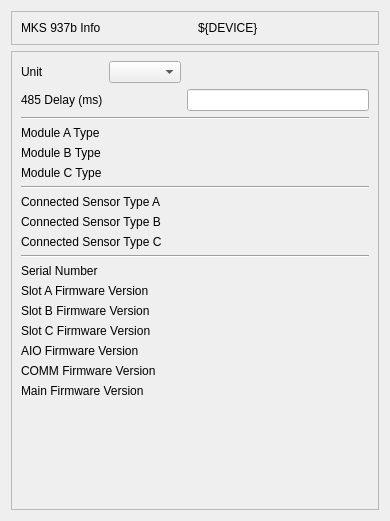
lnls-sirius/pydm-opi, file devices/MKS-937B/ui/info.ui: the form before one commit.
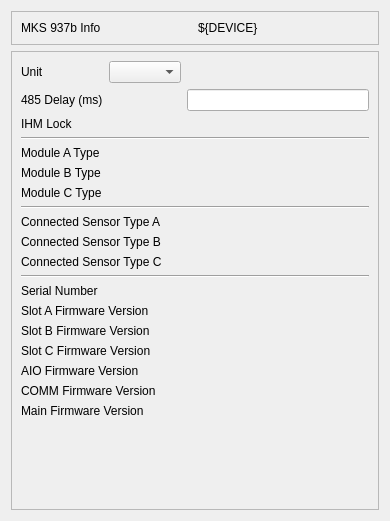
The form after the commit. Custom widgets are drawn as their Qt base class.

Patch:
```diff
--- a/devices/MKS-937B/ui/info.ui
+++ b/devices/MKS-937B/ui/info.ui
@@ -56,82 +56,42 @@
       <enum>QFrame::Raised</enum>
      </property>
      <layout class="QGridLayout" name="gridLayout_3">
-      <item row="8" column="0" colspan="3">
-       <widget class="Line" name="line_2">
-        <property name="orientation">
-         <enum>Qt::Horizontal</enum>
-        </property>
-       </widget>
-      </item>
-      <item row="2" column="2">
-       <widget class="PyDMLabel" name="PyDMLabel">
-        <property name="toolTip">
-         <string/>
-        </property>
-        <property name="whatsThis">
-         <string/>
-        </property>
-        <property name="channel" stdset="0">
-         <string>ca://${DEVICE}:Unit</string>
-        </property>
-       </widget>
-      </item>
-      <item row="17" column="0" colspan="2">
-       <widget class="QLabel" name="label_8">
+      <item row="7" column="0" colspan="2">
+       <widget class="QLabel" name="label_12">
         <property name="text">
-         <string>AIO Firmware Version</string>
+         <string>Module B Type</string>
         </property>
        </widget>
       </item>
-      <item row="15" column="0" colspan="2">
-       <widget class="QLabel" name="label_6">
+      <item row="10" column="0" colspan="2">
+       <widget class="QLabel" name="label_14">
         <property name="text">
-         <string>Slot B Firmware Version</string>
+         <string>Connected Sensor Type A</string>
         </property>
        </widget>
       </item>
-      <item row="18" column="0" colspan="2">
-       <widget class="QLabel" name="label_9">
+      <item row="6" column="0" colspan="2">
+       <widget class="QLabel" name="label_11">
         <property name="text">
-         <string>COMM Firmware Version</string>
+         <string>Module A Type</string>
         </property>
        </widget>
       </item>
-      <item row="14" column="2">
-       <widget class="PyDMLabel" name="PyDMLabel_3">
-        <property name="toolTip">
-         <string/>
-        </property>
-        <property name="whatsThis">
-         <string/>
-        </property>
-        <property name="channel" stdset="0">
-         <string>ca://${DEVICE}:SlotAV</string>
-        </property>
-       </widget>
-      </item>
-      <item row="19" column="0" colspan="2">
+      <item row="20" column="0" colspan="2">
        <widget class="QLabel" name="label_10">
         <property name="text">
          <string>Main Firmware Version</string>
         </property>
        </widget>
       </item>
-      <item row="13" column="0">
-       <widget class="QLabel" name="label_4">
+      <item row="18" column="0" colspan="2">
+       <widget class="QLabel" name="label_8">
         <property name="text">
-         <string>Serial Number</string>
+         <string>AIO Firmware Version</string>
         </property>
        </widget>
       </item>
-      <item row="14" column="0" colspan="2">
-       <widget class="QLabel" name="label_5">
-        <property name="text">
-         <string>Slot A Firmware Version</string>
-        </property>
-       </widget>
-      </item>
-      <item row="20" column="0">
+      <item row="21" column="0">
        <spacer name="verticalSpacer">
         <property name="orientation">
          <enum>Qt::Vertical</enum>
@@ -144,57 +104,141 @@
         </property>
        </spacer>
       </item>
-      <item row="12" column="0" colspan="3">
-       <widget class="Line" name="line_3">
-        <property name="orientation">
-         <enum>Qt::Horizontal</enum>
+      <item row="19" column="0" colspan="2">
+       <widget class="QLabel" name="label_9">
+        <property name="text">
+         <string>COMM Firmware Version</string>
         </property>
        </widget>
       </item>
-      <item row="4" column="0" colspan="3">
+      <item row="5" column="0" colspan="3">
        <widget class="Line" name="line">
         <property name="orientation">
          <enum>Qt::Horizontal</enum>
         </property>
        </widget>
       </item>
-      <item row="2" column="0">
-       <widget class="QLabel" name="label_3">
+      <item row="14" column="0">
+       <widget class="QLabel" name="label_4">
         <property name="text">
-         <string>Unit</string>
+         <string>Serial Number</string>
         </property>
        </widget>
       </item>
-      <item row="6" column="0" colspan="2">
-       <widget class="QLabel" name="label_12">
-        <property name="text">
-         <string>Module B Type</string>
-        </property>
-       </widget>
-      </item>
-      <item row="13" column="2">
-       <widget class="PyDMLabel" name="PyDMLabel_2">
-        <property name="toolTip">
-         <string/>
-        </property>
-        <property name="whatsThis">
-         <string/>
-        </property>
-        <property name="showUnits" stdset="0">
-         <bool>false</bool>
-        </property>
-        <property name="channel" stdset="0">
-         <string>ca://${DEVICE}:SerialNumber</string>
-        </property>
-       </widget>
-      </item>
-      <item row="16" column="0" colspan="2">
+      <item row="17" column="0" colspan="2">
        <widget class="QLabel" name="label_7">
         <property name="text">
          <string>Slot C Firmware Version</string>
         </property>
        </widget>
       </item>
+      <item row="2" column="2">
+       <widget class="PyDMLabel" name="PyDMLabel">
+        <property name="toolTip">
+         <string/>
+        </property>
+        <property name="whatsThis">
+         <string/>
+        </property>
+        <property name="channel" stdset="0">
+         <string>ca://${DEVICE}:Unit</string>
+        </property>
+       </widget>
+      </item>
+      <item row="9" column="0" colspan="3">
+       <widget class="Line" name="line_2">
+        <property name="orientation">
+         <enum>Qt::Horizontal</enum>
+        </property>
+       </widget>
+      </item>
+      <item row="16" column="0" colspan="2">
+       <widget class="QLabel" name="label_6">
+        <property name="text">
+         <string>Slot B Firmware Version</string>
+        </property>
+       </widget>
+      </item>
+      <item row="13" column="0" colspan="3">
+       <widget class="Line" name="line_3">
+        <property name="orientation">
+         <enum>Qt::Horizontal</enum>
+        </property>
+       </widget>
+      </item>
+      <item row="17" column="2">
+       <widget class="PyDMLabel" name="PyDMLabel_5">
+        <property name="toolTip">
+         <string/>
+        </property>
+        <property name="whatsThis">
+         <string/>
+        </property>
+        <property name="channel" stdset="0">
+         <string>ca://${DEVICE}:SlotCV</string>
+        </property>
+       </widget>
+      </item>
+      <item row="8" column="0" colspan="2">
+       <widget class="QLabel" name="label_13">
+        <property name="text">
+         <string>Module C Type</string>
+        </property>
+       </widget>
+      </item>
+      <item row="3" column="1">
+       <widget class="PyDMLabel" name="PyDMLabel_15">
+        <property name="toolTip">
+         <string/>
+        </property>
+        <property name="whatsThis">
+         <string/>
+        </property>
+        <property name="channel" stdset="0">
+         <string>ca://${DEVICE}:Dly</string>
+        </property>
+       </widget>
+      </item>
+      <item row="12" column="0" colspan="2">
+       <widget class="QLabel" name="label_16">
+        <property name="text">
+         <string>Connected Sensor Type C</string>
+        </property>
+       </widget>
+      </item>
+      <item row="6" column="2">
+       <widget class="PyDMLabel" name="PyDMLabel_9">
+        <property name="toolTip">
+         <string/>
+        </property>
+        <property name="whatsThis">
+         <string/>
+        </property>
+        <property name="channel" stdset="0">
+         <string>ca://${DEVICE}:ModuleType-A</string>
+        </property>
+       </widget>
+      </item>
+      <item row="15" column="0" colspan="2">
+       <widget class="QLabel" name="label_5">
+        <property name="text">
+         <string>Slot A Firmware Version</string>
+        </property>
+       </widget>
+      </item>
+      <item row="7" column="2">
+       <widget class="PyDMLabel" name="PyDMLabel_10">
+        <property name="toolTip">
+         <string/>
+        </property>
+        <property name="whatsThis">
+         <string/>
+        </property>
+        <property name="channel" stdset="0">
+         <string>ca://${DEVICE}:ModuleType-B</string>
+        </property>
+       </widget>
+      </item>
       <item row="2" column="1">
        <widget class="PyDMEnumComboBox" name="PyDMEnumComboBox">
         <property name="toolTip">
@@ -229,22 +273,22 @@
         </property>
        </widget>
       </item>
-      <item row="5" column="0" colspan="2">
-       <widget class="QLabel" name="label_11">
-        <property name="text">
-         <string>Module A Type</string>
+      <item row="14" column="2">
+       <widget class="PyDMLabel" name="PyDMLabel_2">
+        <property name="toolTip">
+         <string/>
         </property>
        </widget>
       </item>
-      <item row="9" column="0" colspan="2">
-       <widget class="QLabel" name="label_14">
+      <item row="2" column="0">
+       <widget class="QLabel" name="label_3">
         <property name="text">
-         <string>Connected Sensor Type A</string>
+         <string>Unit</string>
         </property>
        </widget>
       </item>
-      <item row="7" column="2">
-       <widget class="PyDMLabel" name="PyDMLabel_11">
+      <item row="11" column="2">
+       <widget class="PyDMLabel" name="PyDMLabel_13">
         <property name="toolTip">
          <string/>
         </property>
@@ -256,8 +300,8 @@
         </property>
        </widget>
       </item>
-      <item row="5" column="2">
-       <widget class="PyDMLabel" name="PyDMLabel_9">
+      <item row="15" column="2">
+       <widget class="PyDMLabel" name="PyDMLabel_3">
         <property name="toolTip">
          <string/>
         </property>
@@ -269,15 +313,8 @@
         </property>
        </widget>
       </item>
-      <item row="7" column="0" colspan="2">
-       <widget class="QLabel" name="label_13">
-        <property name="text">
-         <string>Module C Type</string>
-        </property>
-       </widget>
-      </item>
-      <item row="6" column="2">
-       <widget class="PyDMLabel" name="PyDMLabel_10">
+      <item row="3" column="2">
+       <widget class="PyDMLineEdit" name="PyDMLineEdit">
         <property name="toolTip">
          <string/>
         </property>
@@ -289,7 +326,7 @@
         </property>
        </widget>
       </item>
-      <item row="17" column="2">
+      <item row="18" column="2">
        <widget class="PyDMLabel" name="PyDMLabel_6">
         <property name="toolTip">
          <string/>
@@ -302,33 +339,20 @@
         </property>
        </widget>
       </item>
+      <item row="10" column="2">
+       <widget class="PyDMLabel" name="PyDMLabel_12">
+        <property name="toolTip">
+         <string/>
+        </property>
+        <property name="whatsThis">
+         <string/>
+        </property>
+        <property name="channel" stdset="0">
+         <string>ca://${DEVICE}:SensorType-A</string>
+        </property>
+       </widget>
+      </item>
       <item row="16" column="2">
-       <widget class="PyDMLabel" name="PyDMLabel_5">
-        <property name="toolTip">
-         <string/>
-        </property>
-        <property name="whatsThis">
-         <string/>
-        </property>
-        <property name="channel" stdset="0">
-         <string>ca://${DEVICE}:SlotCV</string>
-        </property>
-       </widget>
-      </item>
-      <item row="19" column="2">
-       <widget class="PyDMLabel" name="PyDMLabel_8">
-        <property name="toolTip">
-         <string/>
-        </property>
-        <property name="whatsThis">
-         <string/>
-        </property>
-        <property name="channel" stdset="0">
-         <string>ca://${DEVICE}:CTLV</string>
-        </property>
-       </widget>
-      </item>
-      <item row="15" column="2">
        <widget class="PyDMLabel" name="PyDMLabel_4">
         <property name="toolTip">
          <string/>
@@ -341,8 +365,8 @@
         </property>
        </widget>
       </item>
-      <item row="18" column="2">
-       <widget class="PyDMLabel" name="PyDMLabel_7">
+      <item row="8" column="2">
+       <widget class="PyDMLabel" name="PyDMLabel_11">
         <property name="toolTip">
          <string/>
         </property>
@@ -354,72 +378,26 @@
         </property>
        </widget>
       </item>
-      <item row="10" column="0" colspan="2">
+      <item row="20" column="2">
+       <widget class="PyDMLabel" name="PyDMLabel_8">
+        <property name="toolTip">
+         <string/>
+        </property>
+        <property name="whatsThis">
+         <string/>
+        </property>
+        <property name="channel" stdset="0">
+         <string>ca://${DEVICE}:CTLV</string>
+        </property>
+       </widget>
+      </item>
+      <item row="11" column="0" colspan="2">
        <widget class="QLabel" name="label_15">
         <property name="text">
          <string>Connected Sensor Type B</string>
         </property>
        </widget>
       </item>
-      <item row="11" column="0" colspan="2">
-       <widget class="QLabel" name="label_16">
-        <property name="text">
-         <string>Connected Sensor Type C</string>
-        </property>
-       </widget>
-      </item>
-      <item row="9" column="2">
-       <widget class="PyDMLabel" name="PyDMLabel_12">
-        <property name="toolTip">
-         <string/>
-        </property>
-        <property name="whatsThis">
-         <string/>
-        </property>
-        <property name="channel" stdset="0">
-         <string>ca://${DEVICE}:SensorType-A</string>
-        </property>
-       </widget>
-      </item>
-      <item row="10" column="2">
-       <widget class="PyDMLabel" name="PyDMLabel_13">
-        <property name="toolTip">
-         <string/>
-        </property>
-        <property name="whatsThis">
-         <string/>
-        </property>
-        <property name="channel" stdset="0">
-         <string>ca://${DEVICE}:SensorType-B</string>
-        </property>
-       </widget>
-      </item>
-      <item row="11" column="2">
-       <widget class="PyDMLabel" name="PyDMLabel_14">
-        <property name="toolTip">
-         <string/>
-        </property>
-        <property name="whatsThis">
-         <string/>
-        </property>
-        <property name="channel" stdset="0">
-         <string>ca://${DEVICE}:SensorType-C</string>
-        </property>
-       </widget>
-      </item>
-      <item row="3" column="2">
-       <widget class="PyDMLineEdit" name="PyDMLineEdit">
-        <property name="toolTip">
-         <string/>
-        </property>
-        <property name="whatsThis">
-         <string/>
-        </property>
-        <property name="channel" stdset="0">
-         <string>ca://${DEVICE}:DlySp</string>
-        </property>
-       </widget>
-      </item>
       <item row="3" column="0">
        <widget class="QLabel" name="label_17">
         <property name="text">
@@ -427,8 +405,8 @@
         </property>
        </widget>
       </item>
-      <item row="3" column="1">
-       <widget class="PyDMLabel" name="PyDMLabel_15">
+      <item row="19" column="2">
+       <widget class="PyDMLabel" name="PyDMLabel_7">
         <property name="toolTip">
          <string/>
         </property>
@@ -436,7 +414,40 @@
          <string/>
         </property>
         <property name="channel" stdset="0">
-         <string>ca://${DEVICE}:Dly</string>
+         <string>ca://${DEVICE}:COMMV</string>
+        </property>
+       </widget>
+      </item>
+      <item row="12" column="2">
+       <widget class="PyDMLabel" name="PyDMLabel_14">
+        <property name="toolTip">
+         <string/>
+        </property>
+        <property name="whatsThis">
+         <string/>
+        </property>
+        <property name="channel" stdset="0">
+         <string>ca://${DEVICE}:SensorType-C</string>
+        </property>
+       </widget>
+      </item>
+      <item row="4" column="0">
+       <widget class="QLabel" name="label_18">
+        <property name="text">
+         <string>IHM Lock</string>
+        </property>
+       </widget>
+      </item>
+      <item row="4" column="2">
+       <widget class="PyDMLabel" name="PyDMLabel_16">
+        <property name="toolTip">
+         <string/>
+        </property>
+        <property name="whatsThis">
+         <string/>
+        </property>
+        <property name="channel" stdset="0">
+         <string>ca://${DEVICE}:IhmLock</string>
         </property>
        </widget>
       </item>
```
Left out of the diff: 17 changed lines with no effect on the pictures.
